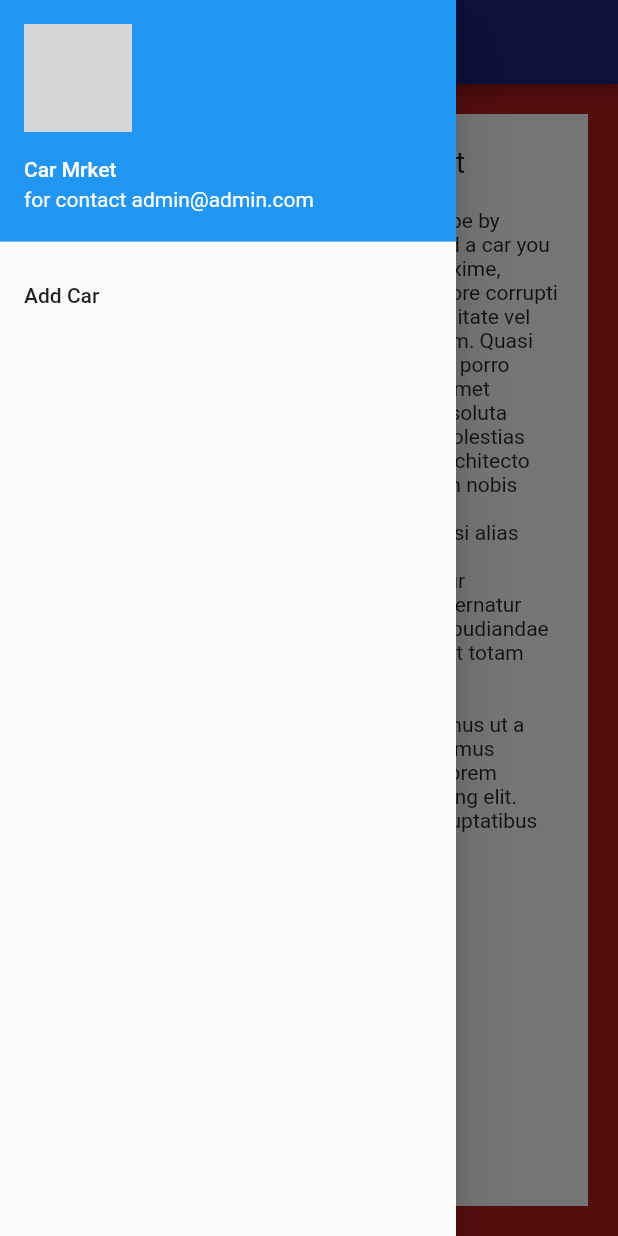
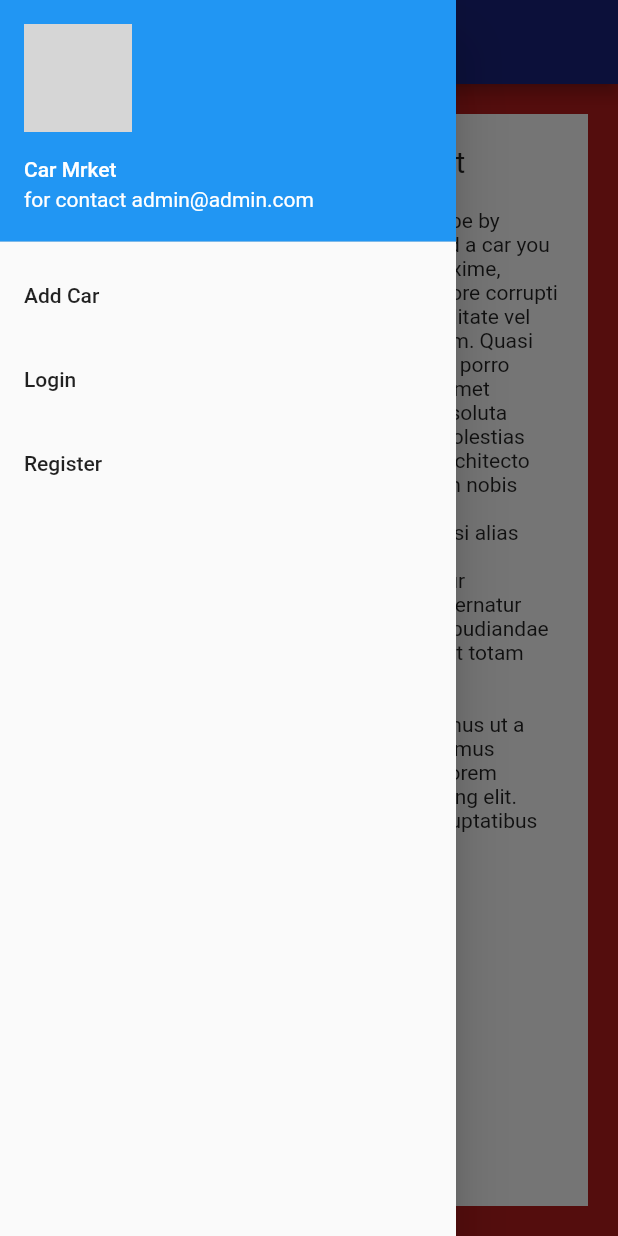
Before and after one commit to Kucun300/car_market, a Flutter app: the screen it shows after launch, with the side drawer open, on a phone screen of 412 x 824 dp. Run offline on Flutter 3.47's test engine with Material 2 defaults, Android fonts, the phone set to English and light mode, and no system bars; network calls fail; grey boxes are pictures that could not be loaded.

Commit message:
Update Home.dart

```diff
--- a/lib/Home.dart
+++ b/lib/Home.dart
@@ -29,6 +29,22 @@ class Home extends StatelessWidget {
                   }));
                 },
             ),
+            new ListTile(
+              title: new Text('Login'),
+              onTap: () {
+                  Navigator.push(context, MaterialPageRoute(builder: (context) {
+                    return login();
+                  }));
+                },
+            ),
+            new ListTile(
+              title: new Text('Register'),
+              onTap: () {
+                  Navigator.push(context, MaterialPageRoute(builder: (context) {
+                    return register();
+                  }));
+                },
+            ),
           ],
         ),
       ),
```
